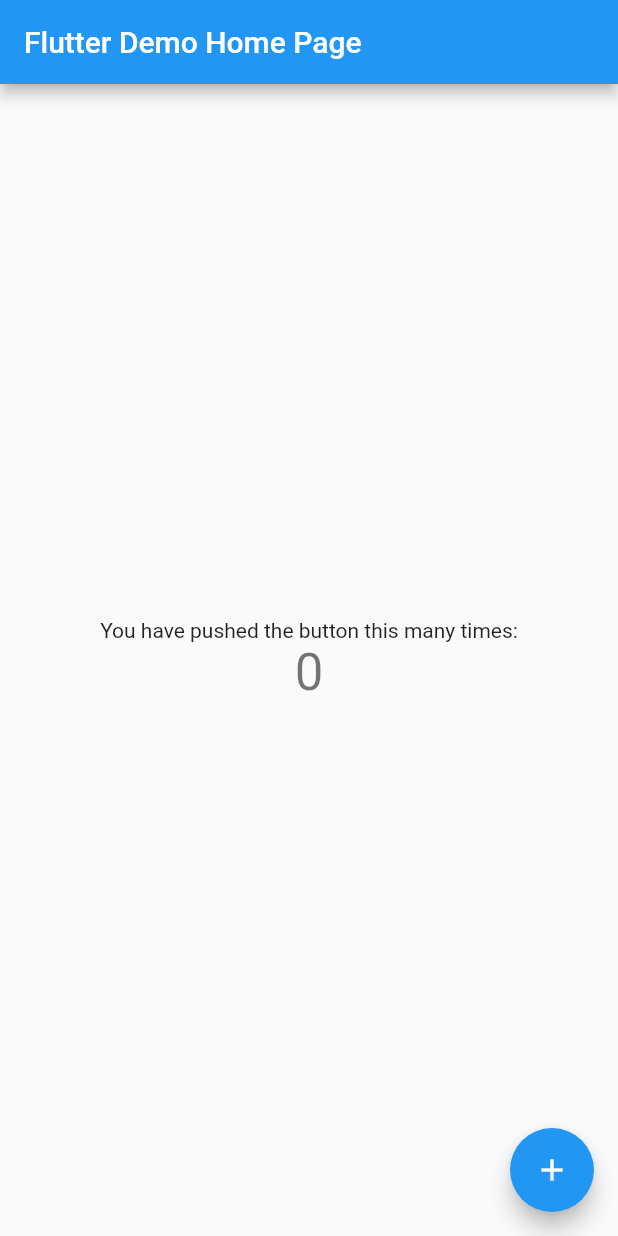
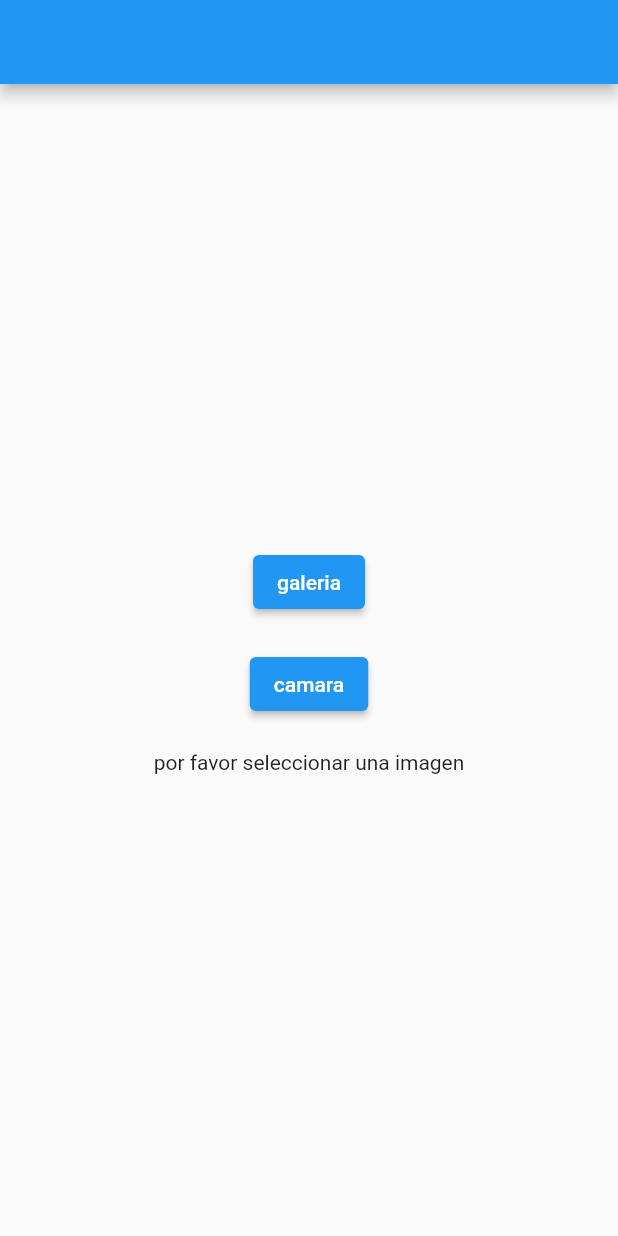
Before and after one commit to MiguelArbelaez0/recursos-dispositivos-, a Flutter app: the screen it shows after launch, on a phone screen of 412 x 824 dp. Run offline on Flutter 3.47's test engine with Material 2 defaults, Android fonts, the phone set to English and light mode, and no system bars; our stand-ins replace image_picker.

Commit message:
camara y galleria

```diff
--- /dev/null
+++ b/app/lib/image.screen.dart
@@ -0,0 +1,68 @@
+import 'dart:io';
+
+import 'package:flutter/material.dart';
+import 'package:image_picker/image_picker.dart';
+
+class SelectImageScreen extends StatefulWidget {
+  const SelectImageScreen({super.key});
+
+  @override
+  State<SelectImageScreen> createState() => _SelectImageScreenState();
+}
+
+class _SelectImageScreenState extends State<SelectImageScreen> {
+  File? _selectImage;
+
+  Future _pickImageFromGallery() async {
+    final returnedImage =
+        await ImagePicker().pickImage(source: ImageSource.gallery);
+
+    if (returnedImage == null) return;
+    setState(() {
+      _selectImage = File(returnedImage.path);
+    });
+  }
+
+  Future _pickImageFromCamera() async {
+    final returnedImage =
+        await ImagePicker().pickImage(source: ImageSource.camera);
+
+    if (returnedImage == null) return;
+    setState(() {
+      _selectImage = File(returnedImage.path);
+    });
+  }
+
+  @override
+  Widget build(BuildContext context) {
+    return MaterialApp(
+      home: Scaffold(
+        appBar: AppBar(),
+        body: Center(
+          child: Column(
+            mainAxisAlignment: MainAxisAlignment.center,
+            children: [
+              ElevatedButton(
+                onPressed: () {
+                  _pickImageFromGallery();
+                },
+                child: const Text('galeria'),
+              ),
+              const SizedBox(height: 20),
+              ElevatedButton(
+                onPressed: () {
+                  _pickImageFromCamera();
+                },
+                child: const Text('camara'),
+              ),
+              const SizedBox(height: 20),
+              _selectImage != null
+                  ? Image.file(_selectImage!)
+                  : Text("por favor seleccionar una imagen")
+            ],
+          ),
+        ),
+      ),
+    );
+  }
+}
--- a/app/lib/main.dart
+++ b/app/lib/main.dart
@@ -1,3 +1,4 @@
+import 'package:app/image.screen.dart';
 import 'package:flutter/material.dart';
 
 void main() {
@@ -24,92 +25,6 @@ class MyApp extends StatelessWidget {
           // is not restarted.
           primarySwatch: Colors.blue,
         ),
-      home: const MyHomePage(title: 'Flutter Demo Home Page'),
-    );
+        home: SelectImageScreen());
   }
 }
-
-class MyHomePage extends StatefulWidget {
-  const MyHomePage({super.key, required this.title});
-
-  // This widget is the home page of your application. It is stateful, meaning
-  // that it has a State object (defined below) that contains fields that affect
-  // how it looks.
-
-  // This class is the configuration for the state. It holds the values (in this
-  // case the title) provided by the parent (in this case the App widget) and
-  // used by the build method of the State. Fields in a Widget subclass are
-  // always marked "final".
-
-  final String title;
-
-  @override
-  State<MyHomePage> createState() => _MyHomePageState();
-}
-
-class _MyHomePageState extends State<MyHomePage> {
-  int _counter = 0;
-
-  void _incrementCounter() {
-    setState(() {
-      // This call to setState tells the Flutter framework that something has
-      // changed in this State, which causes it to rerun the build method below
-      // so that the display can reflect the updated values. If we changed
-      // _counter without calling setState(), then the build method would not be
-      // called again, and so nothing would appear to happen.
-      _counter++;
-    });
-  }
-
-  @override
-  Widget build(BuildContext context) {
-    // This method is rerun every time setState is called, for instance as done
-    // by the _incrementCounter method above.
-    //
-    // The Flutter framework has been optimized to make rerunning build methods
-    // fast, so that you can just rebuild anything that needs updating rather
-    // than having to individually change instances of widgets.
-    return Scaffold(
-      appBar: AppBar(
-        // Here we take the value from the MyHomePage object that was created by
-        // the App.build method, and use it to set our appbar title.
-        title: Text(widget.title),
-      ),
-      body: Center(
-        // Center is a layout widget. It takes a single child and positions it
-        // in the middle of the parent.
-        child: Column(
-          // Column is also a layout widget. It takes a list of children and
-          // arranges them vertically. By default, it sizes itself to fit its
-          // children horizontally, and tries to be as tall as its parent.
-          //
-          // Invoke "debug painting" (press "p" in the console, choose the
-          // "Toggle Debug Paint" action from the Flutter Inspector in Android
-          // Studio, or the "Toggle Debug Paint" command in Visual Studio Code)
-          // to see the wireframe for each widget.
-          //
-          // Column has various properties to control how it sizes itself and
-          // how it positions its children. Here we use mainAxisAlignment to
-          // center the children vertically; the main axis here is the vertical
-          // axis because Columns are vertical (the cross axis would be
-          // horizontal).
-          mainAxisAlignment: MainAxisAlignment.center,
-          children: <Widget>[
-            const Text(
-              'You have pushed the button this many times:',
-            ),
-            Text(
-              '$_counter',
-              style: Theme.of(context).textTheme.headlineMedium,
-            ),
-          ],
-        ),
-      ),
-      floatingActionButton: FloatingActionButton(
-        onPressed: _incrementCounter,
-        tooltip: 'Increment',
-        child: const Icon(Icons.add),
-      ), // This trailing comma makes auto-formatting nicer for build methods.
-    );
-  }
-}
--- a/app/pubspec.yaml
+++ b/app/pubspec.yaml
@@ -35,6 +35,8 @@ dependencies:
   # The following adds the Cupertino Icons font to your application.
   # Use with the CupertinoIcons class for iOS style icons.
   cupertino_icons: ^1.0.2
+  flutter_sound_lite: ^8.5.0
+  image_picker: ^1.0.4
 
 dev_dependencies:
   flutter_test:
```
Also changed, not shown: app/pubspec.lock, 6 other files. Lines whose indentation alone changed are shown as unchanged.
